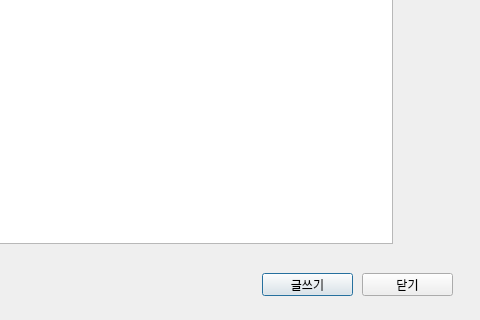
First picture: the form in FiveOfRuler/TechQNASelectDialog.ui, repository simneol/JuDeP, before the edit; both pictures show x 258 to 738 and y 507 to 827 of the 738 by 827 pixel window.
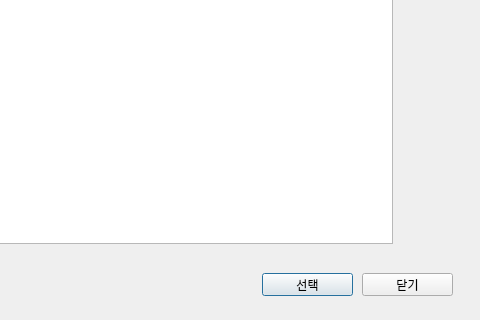
Second picture: the form after the edit.

The edit to the form file:
```diff
--- a/FiveOfRuler/TechQNASelectDialog.ui
+++ b/FiveOfRuler/TechQNASelectDialog.ui
@@ -87,7 +87,7 @@
     </rect>
    </property>
    <property name="text">
-    <string>글쓰기</string>
+    <string>선택</string>
    </property>
   </widget>
   <widget class="QPushButton" name="btn_Refresh">
```
Left out of the diff: 2 changed lines with no effect on the pictures.
